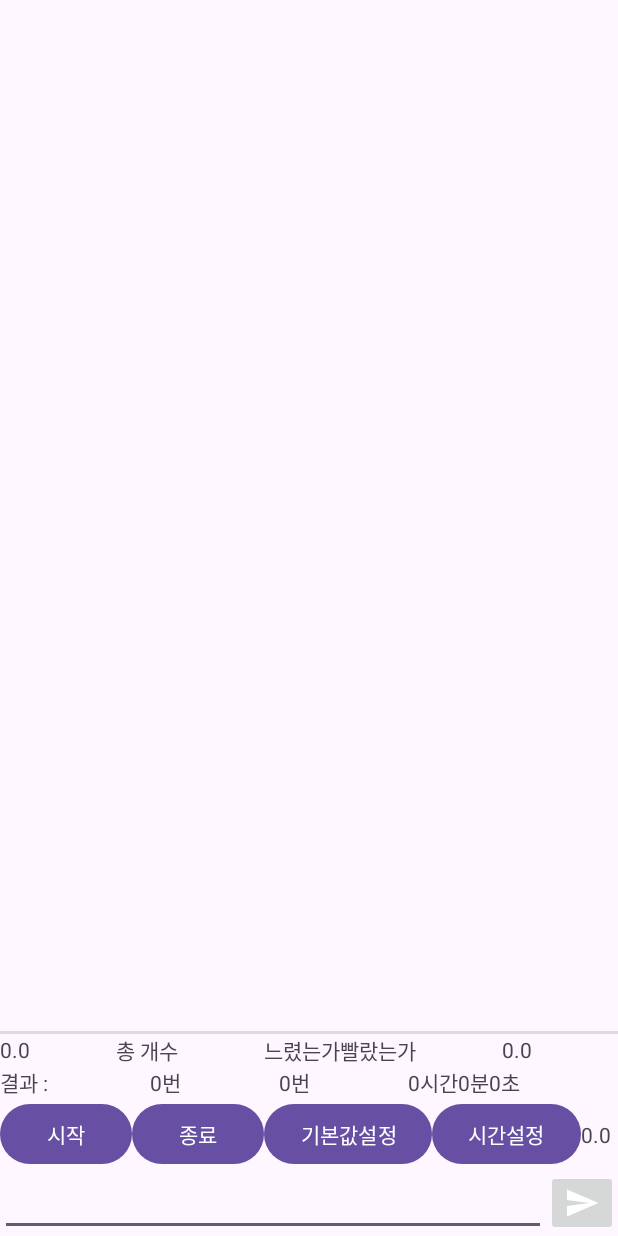
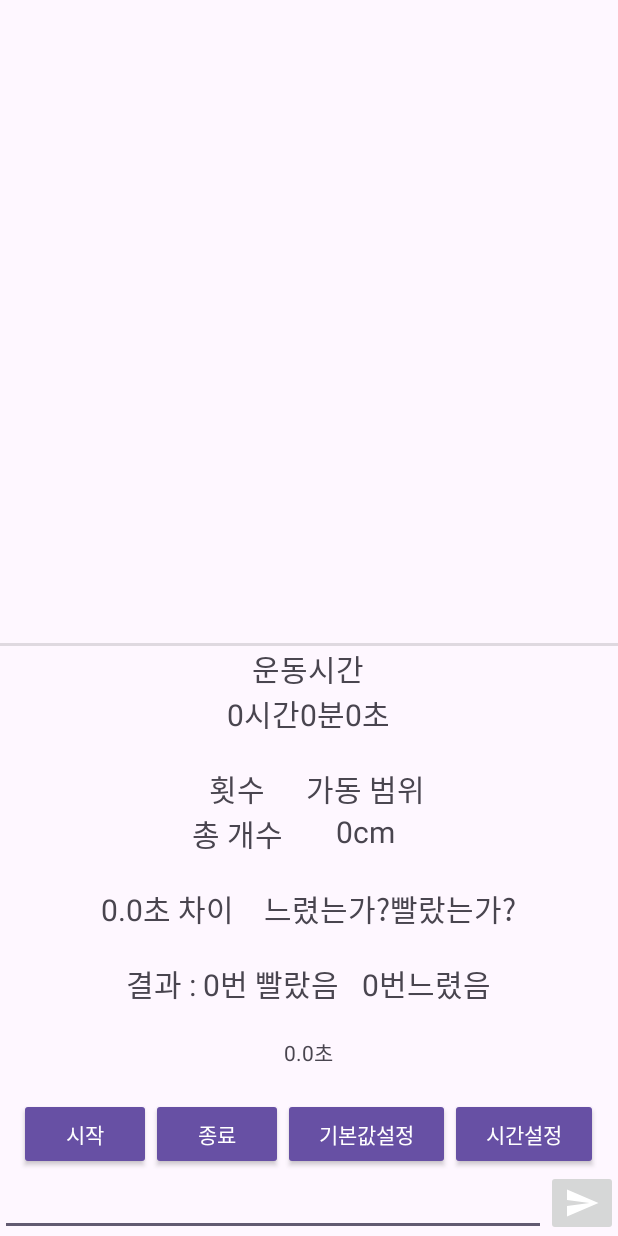
Before and after one commit to BOJ-ios/GDSC_DAU_Workout_KimNJeoung, an Android app: the layout fragment_terminal.xml on its own in the app's theme, with its tools: preview values and no code run, on a phone screen of 412 x 824 dp. Run offline under Robolectric (Android 15) with nearby library versions, the phone set to English and light mode, and no system bars.

Commit message:
디자인 일부 변경

```diff
--- a/app/src/main/java/com/example/workout/bluetooth_le_terminal/BluetoothActivity.java
+++ b/app/src/main/java/com/example/workout/bluetooth_le_terminal/BluetoothActivity.java
@@ -21,6 +21,13 @@ public class BluetoothActivity extends AppCompatActivity implements FragmentMana
             getSupportFragmentManager().beginTransaction().add(R.id.fragment, new DevicesFragment(), "devices").commit();
         else
             onBackStackChanged();
+
+        setTitle("블루투스 연결");
+
+        // 뒤로 가기 버튼 활성화
+        if (getSupportActionBar() != null) {
+            getSupportActionBar().setDisplayHomeAsUpEnabled(true);
+        }
     }
 
     @Override
--- a/app/src/main/java/com/example/workout/bluetooth_le_terminal/BluetoothUtil.java
+++ b/app/src/main/java/com/example/workout/bluetooth_le_terminal/BluetoothUtil.java
@@ -86,7 +86,7 @@ public class BluetoothUtil {
         builder.setNegativeButton("Cancel", null);
         builder.setPositiveButton("Settings", (dialog, which) ->
                 fragment.startActivity(new Intent(android.provider.Settings.ACTION_APPLICATION_DETAILS_SETTINGS,
-                        Uri.parse("package:" + "com.example.workout"))));
+                        Uri.parse("package:" + "com.example.workout.bluetooth_le_terminal"))));
         builder.show();
     }
 
@@ -97,9 +97,9 @@ public class BluetoothUtil {
         if(Build.VERSION.SDK_INT < Build.VERSION_CODES.S)
             return true;
         boolean missingPermissions = fragment.getActivity().checkSelfPermission(Manifest.permission.BLUETOOTH_CONNECT) != PackageManager.PERMISSION_GRANTED
-                                   | fragment.getActivity().checkSelfPermission(Manifest.permission.BLUETOOTH_SCAN) != PackageManager.PERMISSION_GRANTED;
+                                   || fragment.getActivity().checkSelfPermission(Manifest.permission.BLUETOOTH_SCAN) != PackageManager.PERMISSION_GRANTED;
         boolean showRationale = fragment.shouldShowRequestPermissionRationale(Manifest.permission.BLUETOOTH_CONNECT)
-                              | fragment.shouldShowRequestPermissionRationale(Manifest.permission.BLUETOOTH_SCAN);
+                              || fragment.shouldShowRequestPermissionRationale(Manifest.permission.BLUETOOTH_SCAN);
         String[] permissions = new String[]{Manifest.permission.BLUETOOTH_CONNECT, Manifest.permission.BLUETOOTH_SCAN};
         if(missingPermissions) {
             if (showRationale) {
@@ -118,7 +118,7 @@ public class BluetoothUtil {
         if(Build.VERSION.SDK_INT < Build.VERSION_CODES.S)
             return;
         boolean showRationale = fragment.shouldShowRequestPermissionRationale(Manifest.permission.BLUETOOTH_CONNECT)
-                              | fragment.shouldShowRequestPermissionRationale(Manifest.permission.BLUETOOTH_SCAN);
+                              || fragment.shouldShowRequestPermissionRationale(Manifest.permission.BLUETOOTH_SCAN);
         boolean granted = grants.values().stream().reduce(true, (a, b) -> a && b);
         if (granted) {
             cb.call();
--- a/app/src/main/java/com/example/workout/bluetooth_le_terminal/Constants.java
+++ b/app/src/main/java/com/example/workout/bluetooth_le_terminal/Constants.java
@@ -3,9 +3,9 @@ package com.example.workout.bluetooth_le_terminal;
 class Constants {
 
     // values have to be globally unique
-    static final String INTENT_ACTION_DISCONNECT = "com.example.workout" + ".Disconnect";
-    static final String NOTIFICATION_CHANNEL = "com.example.workout" + ".Channel";
-    static final String INTENT_CLASS_MAIN_ACTIVITY = "com.example.workout" + ".MainActivity";
+    static final String INTENT_ACTION_DISCONNECT = "com.example.workout.bluetooth_le_terminal.Disconnect";
+    static final String NOTIFICATION_CHANNEL = "com.example.workout.bluetooth_le_terminal.Channel";
+    static final String INTENT_CLASS_BLUETOOTH_ACTIVITY = "com.example.workout.bluetooth_le_terminal.BluetoothActivity";
 
     // values have to be unique within each app
     static final int NOTIFY_MANAGER_START_FOREGROUND_SERVICE = 1001;
--- a/app/src/main/java/com/example/workout/bluetooth_le_terminal/SerialService.java
+++ b/app/src/main/java/com/example/workout/bluetooth_le_terminal/SerialService.java
@@ -164,7 +164,7 @@ public class SerialService extends Service implements SerialListener {
                 .setPackage(getPackageName())
                 .setAction(Constants.INTENT_ACTION_DISCONNECT);
         Intent restartIntent = new Intent()
-                .setClassName(this, Constants.INTENT_CLASS_MAIN_ACTIVITY)
+                .setClassName(this, Constants.INTENT_CLASS_BLUETOOTH_ACTIVITY)
                 .setAction(Intent.ACTION_MAIN)
                 .addCategory(Intent.CATEGORY_LAUNCHER);
         int flags = Build.VERSION.SDK_INT >= Build.VERSION_CODES.M ? PendingIntent.FLAG_IMMUTABLE : 0;
--- a/app/src/main/java/com/example/workout/bluetooth_le_terminal/TerminalFragment.java
+++ b/app/src/main/java/com/example/workout/bluetooth_le_terminal/TerminalFragment.java
@@ -78,6 +78,9 @@ public class TerminalFragment extends Fragment implements ServiceConnection, Ser
         setHasOptionsMenu(true);
         setRetainInstance(true);
         deviceAddress = getArguments().getString("device");
+        if (getActivity() != null) {
+            getActivity().setTitle("당기는 운동 1");
+        }
     }
 
     @Override
--- a/app/src/main/res/layout/fragment_terminal.xml
+++ b/app/src/main/res/layout/fragment_terminal.xml
@@ -1,9 +1,9 @@
 <?xml version="1.0" encoding="utf-8"?>
-<LinearLayout
-    xmlns:android="http://schemas.android.com/apk/res/android"
+<LinearLayout xmlns:android="http://schemas.android.com/apk/res/android"
     xmlns:app="http://schemas.android.com/apk/res-auto"
     android:layout_width="match_parent"
     android:layout_height="match_parent"
+    android:gravity="center"
     android:orientation="vertical">
 
     <TextView
@@ -18,111 +18,189 @@
 
     <View
         android:layout_width="match_parent"
-        android:background="?android:attr/listDivider"
-        android:layout_height="2dp" />
+        android:layout_height="2dp"
+        android:background="?android:attr/listDivider" />
+
     <LinearLayout
         android:layout_width="match_parent"
         android:layout_height="wrap_content"
-        android:orientation="horizontal"
         android:gravity="center"
-        >
-        <TextView
-            android:id="@+id/current_distance_text"
+        android:orientation="vertical">
+
+        <LinearLayout
             android:layout_width="wrap_content"
             android:layout_height="wrap_content"
-            android:layout_weight="1"
-            android:text="0.0">
-        </TextView>
-        <TextView
-            android:id="@+id/total_count"
-            android:layout_width="wrap_content"
-            android:layout_height="wrap_content"
-            android:layout_weight="1"
-            android:text="총 개수">
-        </TextView>
-        <TextView
-            android:id="@+id/fast_slow_text"
-            android:layout_width="wrap_content"
-            android:layout_height="wrap_content"
-            android:layout_weight="1"
-            android:text="느렸는가빨랐는가">
-        </TextView>
-        <TextView
-            android:id="@+id/time_difference_text"
-            android:layout_width="wrap_content"
-            android:layout_height="wrap_content"
-            android:layout_weight="1"
-            android:text="0.0">
-        </TextView>
-    </LinearLayout>
-    <LinearLayout
-        android:layout_width="match_parent"
-        android:layout_height="wrap_content"
-        android:orientation="horizontal"
-        android:gravity="center">
+            android:gravity="center"
+            android:orientation="vertical"
+            android:layout_marginBottom="20dp">
+
             <TextView
                 android:layout_width="wrap_content"
                 android:layout_height="wrap_content"
                 android:layout_weight="1"
-            android:text="결과 : " >
-        </TextView>
-        <TextView
-            android:id="@+id/fastCount_text"
-            android:layout_width="wrap_content"
-            android:layout_height="wrap_content"
-            android:layout_weight="1"
-            android:text="0번">
-        </TextView>
-        <TextView
-            android:id="@+id/slowCount_text"
-            android:layout_width="wrap_content"
-            android:layout_height="wrap_content"
-            android:layout_weight="1"
-            android:text="0번">
-        </TextView>
+                android:gravity="center"
+                android:text="운동시간"
+                android:textSize="20sp"/>
+
             <TextView
                 android:id="@+id/total_time_text"
                 android:layout_width="wrap_content"
                 android:layout_height="wrap_content"
                 android:layout_weight="1"
-            android:text="0시간0분0초">
-        </TextView>
+                android:gravity="center"
+                android:text="0시간0분0초"
+                android:textSize="20sp"/>
         </LinearLayout>
+
+        <LinearLayout
+            android:layout_width="wrap_content"
+            android:layout_height="wrap_content"
+            android:layout_gravity="center"
+            android:orientation="horizontal"
+            android:layout_marginBottom="20dp">
+
+            <LinearLayout
+                android:layout_width="wrap_content"
+                android:layout_height="wrap_content"
+                android:layout_weight="1"
+                android:gravity="center"
+                android:orientation="vertical"
+                android:layout_marginRight="15dp">
+
+                <TextView
+                    android:layout_width="wrap_content"
+                    android:layout_height="wrap_content"
+                    android:text="횟수"
+                    android:textSize="20sp"
+                    />
+
+                <TextView
+                    android:id="@+id/total_count"
+                    android:layout_width="wrap_content"
+                    android:layout_height="wrap_content"
+                    android:text="총 개수"
+                    android:textSize="20sp"/>
+            </LinearLayout>
+
+            <LinearLayout
+                android:layout_width="wrap_content"
+                android:layout_height="wrap_content"
+                android:layout_weight="1"
+                android:gravity="center"
+                android:orientation="vertical">
+
+                <TextView
+                    android:layout_width="wrap_content"
+                    android:layout_height="wrap_content"
+                    android:text="가동 범위"
+                    android:textSize="20sp"/>
+
+                <TextView
+                    android:id="@+id/current_distance_text"
+                    android:layout_width="wrap_content"
+                    android:layout_height="wrap_content"
+                    android:text="0cm"
+                    android:textSize="20sp"/>
+            </LinearLayout>
+        </LinearLayout>
+
+        <LinearLayout
+            android:layout_width="wrap_content"
+            android:layout_height="wrap_content"
+            android:gravity="center"
+            android:orientation="horizontal"
+            android:layout_marginBottom="20dp">
+
+            <TextView
+                android:id="@+id/time_difference_text"
+                android:layout_width="wrap_content"
+                android:layout_height="wrap_content"
+                android:text="0.0초 차이"
+                android:layout_marginRight="20dp"
+                android:textSize="20sp"/>
+
+            <TextView
+                android:id="@+id/fast_slow_text"
+                android:layout_width="wrap_content"
+                android:layout_height="wrap_content"
+                android:text="느렸는가?빨랐는가?"
+                android:textSize="20sp"/>
+
+        </LinearLayout>
+
         <LinearLayout
             android:layout_width="match_parent"
             android:layout_height="wrap_content"
-        android:orientation="horizontal">
-        <Button
-            android:id="@+id/start_btn"
+            android:gravity="center"
+            android:orientation="horizontal"
+            android:layout_marginBottom="20dp">
+
+            <TextView
                 android:layout_width="wrap_content"
                 android:layout_height="wrap_content"
-            android:text="시작">
-        </Button>
-        <Button
-            android:id="@+id/stop_btn"
+                android:text="결과 : "
+                android:textSize="20sp" />
+
+            <TextView
+                android:id="@+id/fastCount_text"
                 android:layout_width="wrap_content"
                 android:layout_height="wrap_content"
-            android:text="종료">
-        </Button>
-        <Button
-            android:id="@+id/set_default_btn"
+                android:text="0번 빨랐음"
+                android:textSize="20sp"
+                android:layout_marginRight="15dp" />
+
+            <TextView
+                android:id="@+id/slowCount_text"
                 android:layout_width="wrap_content"
                 android:layout_height="wrap_content"
-            android:text="기본값설정">
-        </Button>
-        <Button
-            android:id="@+id/set_time_btn"
-            android:layout_width="wrap_content"
-            android:layout_height="wrap_content"
-            android:text="시간설정">
-        </Button>
+                android:text="0번느렸음"
+                android:textSize="20sp" />
+        </LinearLayout>
+
         <TextView
             android:id="@+id/time_text"
             android:layout_width="wrap_content"
             android:layout_height="wrap_content"
-            android:text="0.0">
-        </TextView>
+            android:text="0.0초"
+            android:layout_marginBottom="20dp" />
+
     </LinearLayout>
+
+    <LinearLayout
+        android:layout_width="match_parent"
+        android:layout_height="wrap_content"
+        android:gravity="center"
+        android:orientation="horizontal">
+
+        <Button
+            android:id="@+id/start_btn"
+            style="?android:attr/buttonStyle"
+            android:layout_width="wrap_content"
+            android:layout_height="wrap_content"
+            android:text="시작"/>
+
+        <Button
+            android:id="@+id/stop_btn"
+            style="?android:attr/buttonStyle"
+            android:layout_width="wrap_content"
+            android:layout_height="wrap_content"
+            android:text="종료"/>
+
+        <Button
+            android:id="@+id/set_default_btn"
+            style="?android:attr/buttonStyle"
+            android:layout_width="wrap_content"
+            android:layout_height="wrap_content"
+            android:text="기본값설정"/>
+
+        <Button
+            android:id="@+id/set_time_btn"
+            style="?android:attr/buttonStyle"
+            android:layout_width="wrap_content"
+            android:layout_height="wrap_content"
+            android:text="시간설정"/>
+    </LinearLayout>
+
     <LinearLayout
         android:layout_width="match_parent"
         android:layout_height="wrap_content"
--- a/app/src/main/res/values-night/themes.xml
+++ b/app/src/main/res/values-night/themes.xml
@@ -2,8 +2,8 @@
     <!-- Base application theme. -->
     <style name="Theme.Workout" parent="Theme.MaterialComponents.DayNight.DarkActionBar">
         <!-- Primary brand color. -->
-        <item name="colorPrimary">@color/purple_200</item>
-        <item name="colorPrimaryVariant">@color/purple_700</item>
+        <item name="colorPrimary">@color/white</item>
+        <item name="colorPrimaryVariant">@color/colorPrimary</item>
         <item name="colorOnPrimary">@color/black</item>
         <!-- Secondary brand color. -->
         <item name="colorSecondary">@color/teal_200</item>
--- a/app/src/main/res/values/colors.xml
+++ b/app/src/main/res/values/colors.xml
@@ -12,8 +12,8 @@
     <color name="light_blue_A200">#FF40C4FF</color>
     <color name="light_blue_A400">#FF00B0FF</color>
     <color name="black_overlay">#66000000</color>
-    <color name="colorPrimary">#d84315</color>
-    <color name="colorPrimaryDark">#bf360c</color>
+    <color name="colorPrimary">#1D1D1D</color>
+    <color name="colorPrimaryDark">#1D1D1D</color>
     <color name="colorAccent">#ff6e40</color>
 
     <color name="colorRecieveText">#00FF00</color>
--- a/app/src/main/res/values/themes.xml
+++ b/app/src/main/res/values/themes.xml
@@ -2,8 +2,8 @@
     <!-- Base application theme. -->
     <style name="Theme.Workout" parent="Theme.MaterialComponents.DayNight.DarkActionBar">
         <!-- Primary brand color. -->
-        <item name="colorPrimary">@color/purple_500</item>
-        <item name="colorPrimaryVariant">@color/purple_700</item>
+        <item name="colorPrimary">@color/purple_200</item>
+        <item name="colorPrimaryVariant">@color/purple_500</item>
         <item name="colorOnPrimary">@color/white</item>
         <!-- Secondary brand color. -->
         <item name="colorSecondary">@color/teal_200</item>
@@ -13,17 +13,6 @@
         <item name="android:statusBarColor">?attr/colorPrimaryVariant</item>
         <!-- Customize your theme here. -->
     </style>
-
-    <style name="ThemeOverlay.Workout.FullscreenContainer" parent="">
-        <item name="fullscreenBackgroundColor">@color/light_blue_600</item>
-        <item name="fullscreenTextColor">@color/light_blue_A200</item>
-    </style>
-
-    <style name="Theme.Workout.Fullscreen" parent="Theme.Workout">
-        <item name="android:actionBarStyle">@style/Widget.Theme.Workout.ActionBar.Fullscreen</item>
-        <item name="android:windowActionBarOverlay">true</item>
-        <item name="android:windowBackground">@null</item>
-    </style>
     <!-- Base application theme. -->
     <style name="Base.Theme.Workout" parent="Theme.Material3.DayNight.NoActionBar">
         <!-- Customize your light theme here. -->
```
Lines whose indentation alone changed are shown as unchanged.
